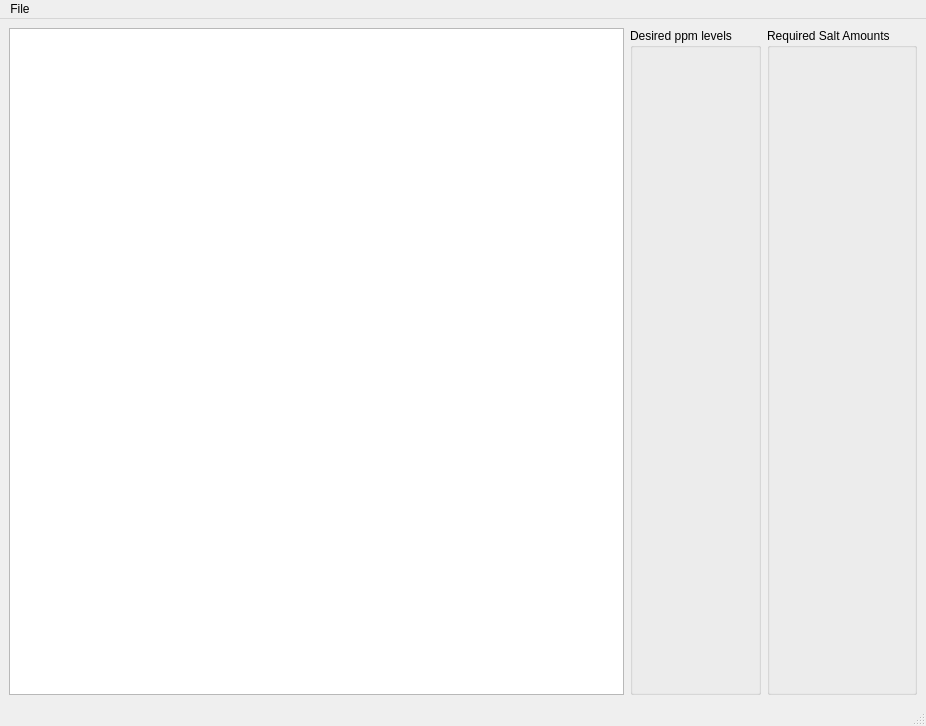
Qt form CalcUI.ui (phosphino/Nutrient-Calculator) before a commit.
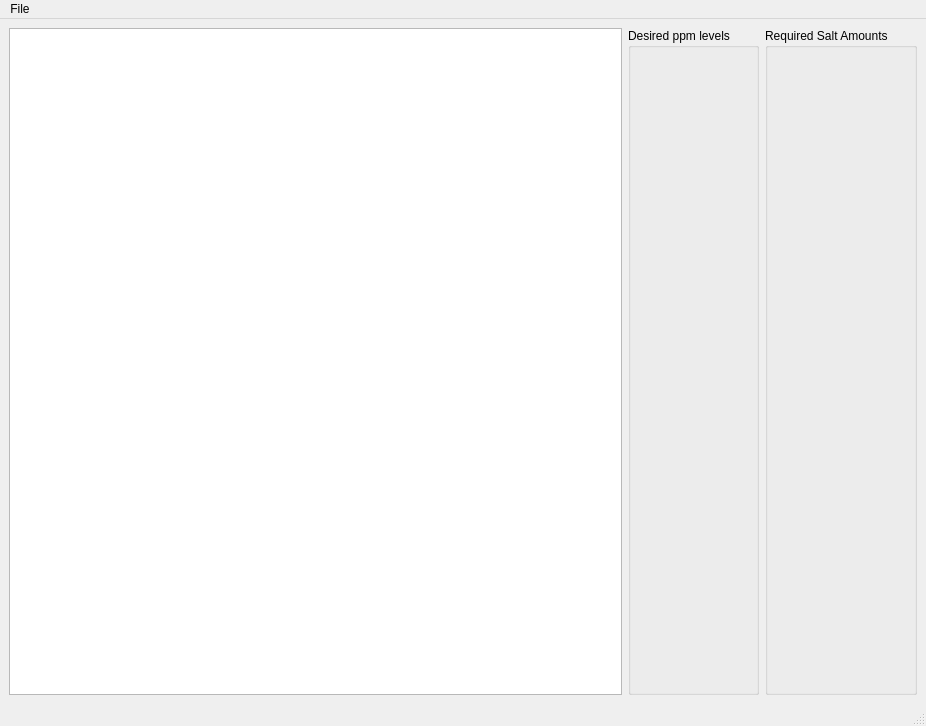
The same form after that commit.

```diff
--- a/CalcUI.ui
+++ b/CalcUI.ui
@@ -16,13 +16,26 @@
   <widget class="QWidget" name="centralwidget">
    <layout class="QHBoxLayout" name="horizontalLayout">
     <item>
-     <widget class="QTableWidget" name="ChemicalTable"/>
+     <widget class="QTableWidget" name="ChemicalTable">
+      <property name="sizePolicy">
+       <sizepolicy hsizetype="MinimumExpanding" vsizetype="Expanding">
+        <horstretch>0</horstretch>
+        <verstretch>0</verstretch>
+       </sizepolicy>
+      </property>
+      <property name="maximumSize">
+       <size>
+        <width>1000</width>
+        <height>16777215</height>
+       </size>
+      </property>
+     </widget>
     </item>
     <item>
      <widget class="QGroupBox" name="saltDesiredBox">
       <property name="maximumSize">
        <size>
-        <width>150</width>
+        <width>16777215</width>
         <height>16777215</height>
        </size>
       </property>
@@ -35,7 +48,7 @@
      <widget class="QGroupBox" name="saltRequiredBox">
       <property name="maximumSize">
        <size>
-        <width>150</width>
+        <width>16777215</width>
         <height>16777215</height>
        </size>
       </property>
```
